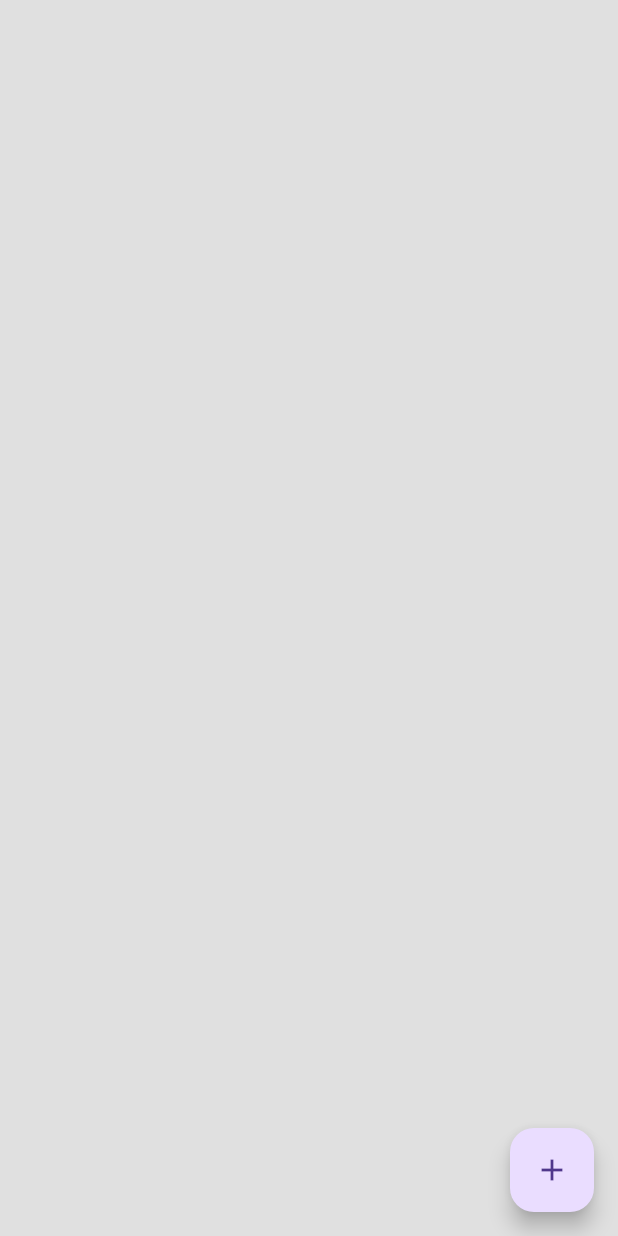
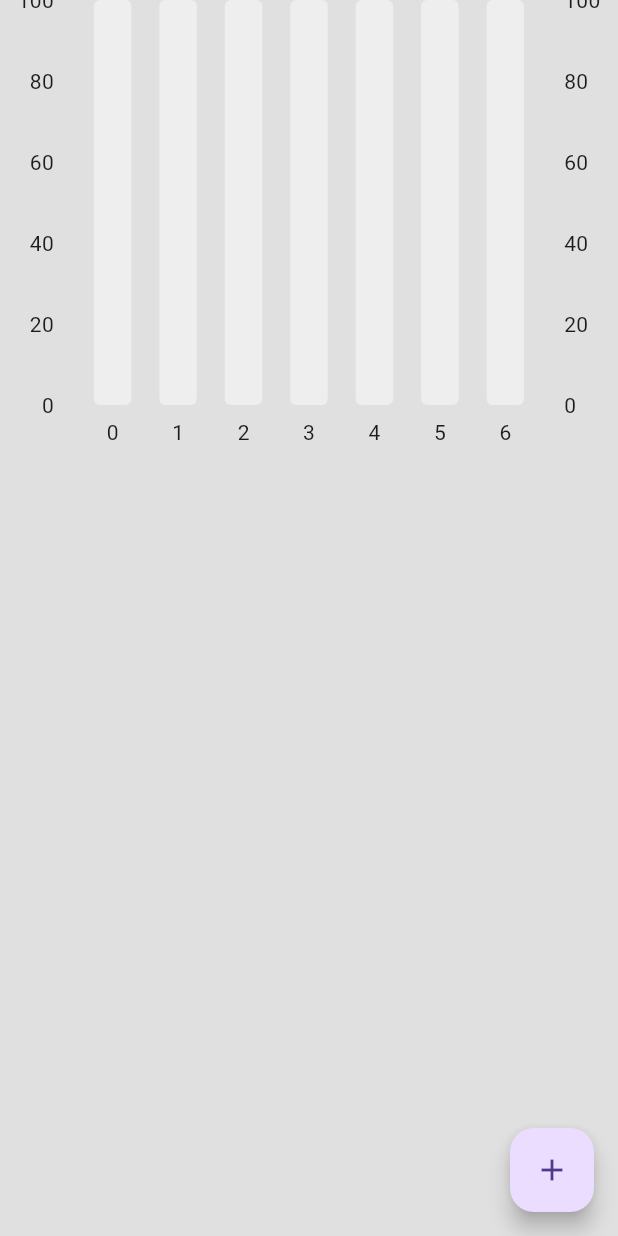
Before and after one commit to rana-shekhar/expense_tracker, a Flutter app: the screen it shows after launch, on a phone screen of 412 x 824 dp. Run offline on Flutter 3.47's test engine with Material 3 defaults, Android fonts, the phone set to English and light mode, and no system bars; drawn by our look-alikes of fl_chart.

Commit message:
working on UI

```diff
--- /dev/null
+++ b/lib/bargraph/bar_data.dart
@@ -0,0 +1,44 @@
+import 'package:expense_tracker/bargraph/individual_bar.dart';
+
+class BarData {
+  final double sunAmount;
+  final double monAmount;
+  final double tueAmount;
+  final double wedAmount;
+  final double thuAmount;
+  final double friAmount;
+  final double satAmount;
+
+  BarData(
+      {required this.sunAmount,
+      required this.monAmount,
+      required this.tueAmount,
+      required this.wedAmount,
+      required this.thuAmount,
+      required this.friAmount,
+      required this.satAmount});
+
+  List<IndividualBar> barData = [];
+
+  // initialize bar Data
+
+  void initializeBarData() {
+    barData = [
+      //sun
+      IndividualBar(x: 0, y: sunAmount),
+//mon
+      IndividualBar(x: 1, y: monAmount),
+//tue
+      IndividualBar(x: 2, y: tueAmount),
+//wed
+      IndividualBar(x: 3, y: wedAmount),
+//thu
+      IndividualBar(x: 4, y: thuAmount),
+//fri
+      IndividualBar(x: 5, y: friAmount),
+//sat
+
+      IndividualBar(x: 6, y: satAmount),
+    ];
+  }
+}
--- /dev/null
+++ b/lib/bargraph/bar_graph.dart
@@ -0,0 +1,75 @@
+// ignore_for_file: prefer_const_constructors
+
+import 'package:expense_tracker/bargraph/bar_data.dart';
+import 'package:fl_chart/fl_chart.dart';
+import 'package:flutter/material.dart';
+
+class MyBarGraph extends StatelessWidget {
+  final double? maxY;
+  final double sunAmount;
+  final double monAmount;
+  final double tueAmount;
+  final double wedAmount;
+  final double thuAmount;
+  final double friAmount;
+  final double satAmount;
+
+  const MyBarGraph({
+    super.key,
+    this.maxY,
+    required this.sunAmount,
+    required this.monAmount,
+    required this.tueAmount,
+    required this.wedAmount,
+    required this.thuAmount,
+    required this.friAmount,
+    required this.satAmount,
+  });
+
+  @override
+  Widget build(BuildContext context) {
+    // Initialize the bar data
+    BarData myBarData = BarData(
+      sunAmount: sunAmount,
+      monAmount: monAmount,
+      tueAmount: tueAmount,
+      wedAmount: wedAmount,
+      thuAmount: thuAmount,
+      friAmount: friAmount,
+      satAmount: satAmount,
+    );
+    myBarData.initializeBarData();
+
+    return BarChart(
+      BarChartData(
+        maxY: maxY ?? 100, // Provide a default value if maxY is null
+        minY: 0,
+        titlesData: FlTitlesData(
+            show: true,
+            topTitles: AxisTitles(sideTitles: SideTitles(showTitles: false))),
+        gridData: const FlGridData(show: false),
+        borderData: FlBorderData(show: false),
+        barGroups: myBarData.barData
+            .map(
+              (data) => BarChartGroupData(
+                x: data.x,
+                barRods: [
+                  BarChartRodData(
+                      toY: data.y,
+                      color: Colors.grey[800],
+                      width: 25,
+                      borderRadius: BorderRadius.circular(4),
+                      backDrawRodData: BackgroundBarChartRodData(
+                        show: true,
+                        toY: maxY,
+                        color: Colors.grey[200],
+                      ) // Set your desired color here
+                      ),
+                ],
+              ),
+            )
+            .toList(),
+      ),
+    );
+  }
+}
--- /dev/null
+++ b/lib/bargraph/individual_bar.dart
@@ -0,0 +1,6 @@
+class IndividualBar {
+  final int x; //position on X axis
+  final double y;
+
+  IndividualBar({required this.x, required this.y});
+}
--- /dev/null
+++ b/lib/components/expense_summary.dart
@@ -0,0 +1,43 @@
+// ignore_for_file: prefer_const_constructors
+
+import 'package:expense_tracker/bargraph/bar_graph.dart';
+import 'package:expense_tracker/data/expense_data.dart';
+import 'package:expense_tracker/datetime/date_time_helper.dart';
+import 'package:flutter/material.dart';
+import 'package:provider/provider.dart';
+
+class ExpenseSummary extends StatelessWidget {
+  final DateTime startOfWeek;
+  const ExpenseSummary({super.key, required this.startOfWeek});
+
+  @override
+  Widget build(BuildContext context) {
+    //get yyyymmdd for each day of the week
+    String sunday = convertDateTimeToString(startOfWeek.add(Duration(days: 0)));
+    String monday = convertDateTimeToString(startOfWeek.add(Duration(days: 1)));
+    String tuesday =
+        convertDateTimeToString(startOfWeek.add(Duration(days: 2)));
+    String wednesday =
+        convertDateTimeToString(startOfWeek.add(Duration(days: 3)));
+    String thursday =
+        convertDateTimeToString(startOfWeek.add(Duration(days: 4)));
+    String friday = convertDateTimeToString(startOfWeek.add(Duration(days: 5)));
+    String saturday =
+        convertDateTimeToString(startOfWeek.add(Duration(days: 6)));
+    return Consumer<ExpenseData>(
+      builder: (context, value, child) => SizedBox(
+        height: 300,
+        child: MyBarGraph(
+          maxY: 100,
+          sunAmount: value.calculateDailyExpenseSummary()[sunday] ?? 0,
+          monAmount: value.calculateDailyExpenseSummary()[monday] ?? 0,
+          tueAmount: value.calculateDailyExpenseSummary()[tuesday] ?? 0,
+          wedAmount: value.calculateDailyExpenseSummary()[wednesday] ?? 0,
+          thuAmount: value.calculateDailyExpenseSummary()[thursday] ?? 0,
+          friAmount: value.calculateDailyExpenseSummary()[friday] ?? 0,
+          satAmount: value.calculateDailyExpenseSummary()[saturday] ?? 0,
+        ),
+      ),
+    );
+  }
+}
--- a/lib/pages/home_page.dart
+++ b/lib/pages/home_page.dart
@@ -1,3 +1,4 @@
+import 'package:expense_tracker/components/expense_summary.dart';
 import 'package:expense_tracker/components/expense_tile.dart';
 import 'package:expense_tracker/models/expense_item.dart';
 import 'package:flutter/material.dart';
@@ -93,7 +94,7 @@
         ),
         body: ListView(children: [
           //weekly summary
-
+ExpenseSummary(startOfWeek: value.startOfWeekDate()),
 
           //expense summary
           ListView.builder(
--- a/pubspec.yaml
+++ b/pubspec.yaml
@@ -36,6 +36,7 @@
   # Use with the CupertinoIcons class for iOS style icons.
   cupertino_icons: ^1.0.8
   provider:
+  fl_chart: ^0.69.0
 
 dev_dependencies:
   flutter_test:
```
Also changed, not shown: pubspec.lock, 3 other files.
